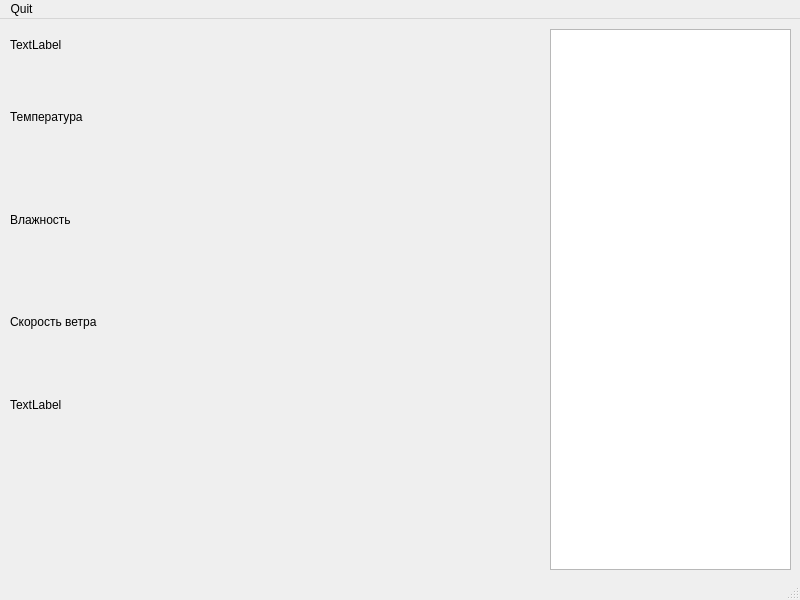
Old version of the form mainwindow.ui in the repository Dek38/WeatherApp.
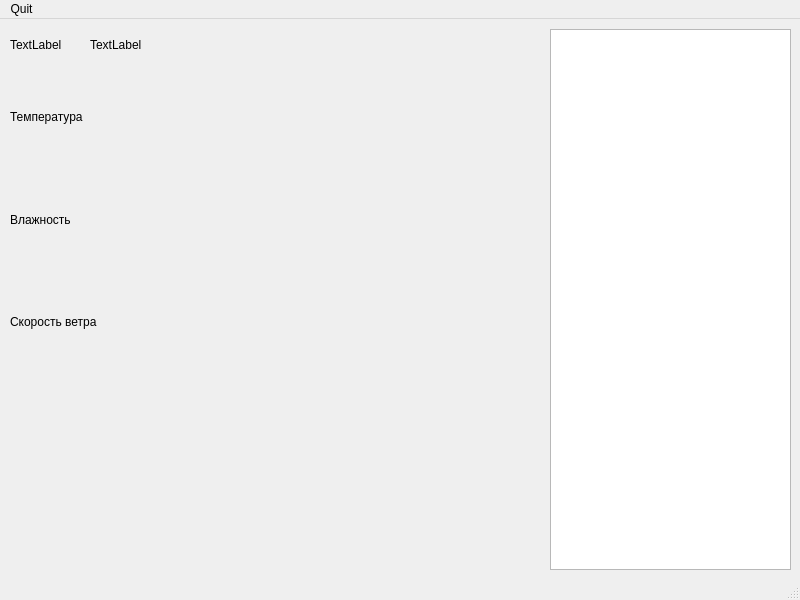
New version of the form.

```diff
--- a/mainwindow.ui
+++ b/mainwindow.ui
@@ -71,8 +71,8 @@
    <widget class="QLabel" name="lastUpdate">
     <property name="geometry">
      <rect>
-      <x>10</x>
-      <y>370</y>
+      <x>90</x>
+      <y>10</y>
       <width>181</width>
       <height>31</height>
      </rect>
@@ -117,6 +117,28 @@
      <string/>
     </property>
    </widget>
+   <widget class="QWidget" name="horizontalLayoutWidget">
+    <property name="geometry">
+     <rect>
+      <x>10</x>
+      <y>450</y>
+      <width>341</width>
+      <height>80</height>
+     </rect>
+    </property>
+    <layout class="QHBoxLayout" name="timeLayout"/>
+   </widget>
+   <widget class="QWidget" name="horizontalLayoutWidget_2">
+    <property name="geometry">
+     <rect>
+      <x>10</x>
+      <y>360</y>
+      <width>171</width>
+      <height>80</height>
+     </rect>
+    </property>
+    <layout class="QHBoxLayout" name="dateLayout"/>
+   </widget>
   </widget>
   <widget class="QMenuBar" name="menubar">
    <property name="geometry">
```
